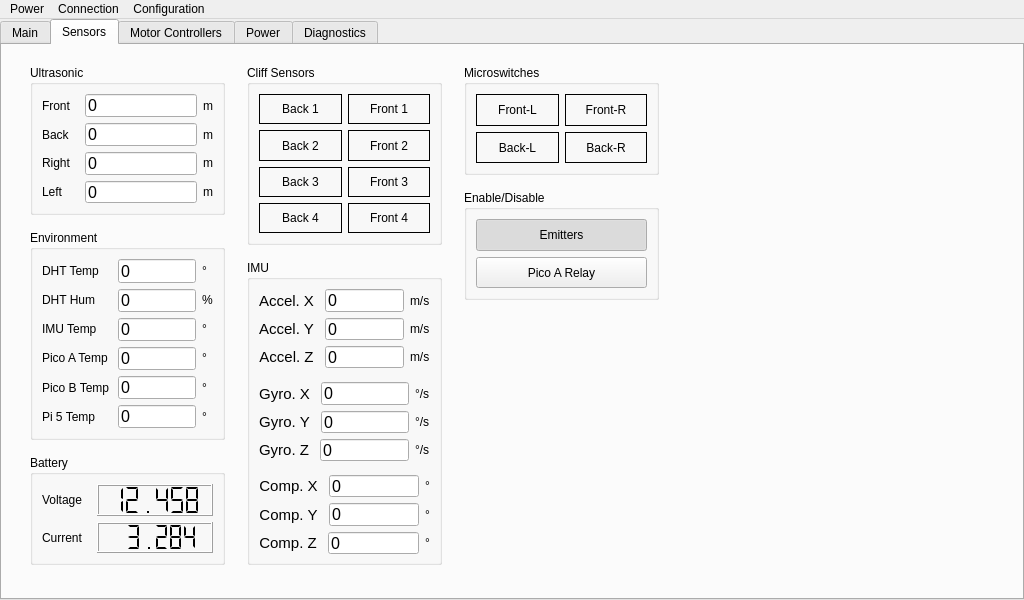
This is Source Code/ros_ws_remote/src/ros_remote_gui/ros_remote_gui/gui_files/main_window.ui in samyarsadat/ROS-Remote as Qt 5 draws it before an edit. The edited form follows.
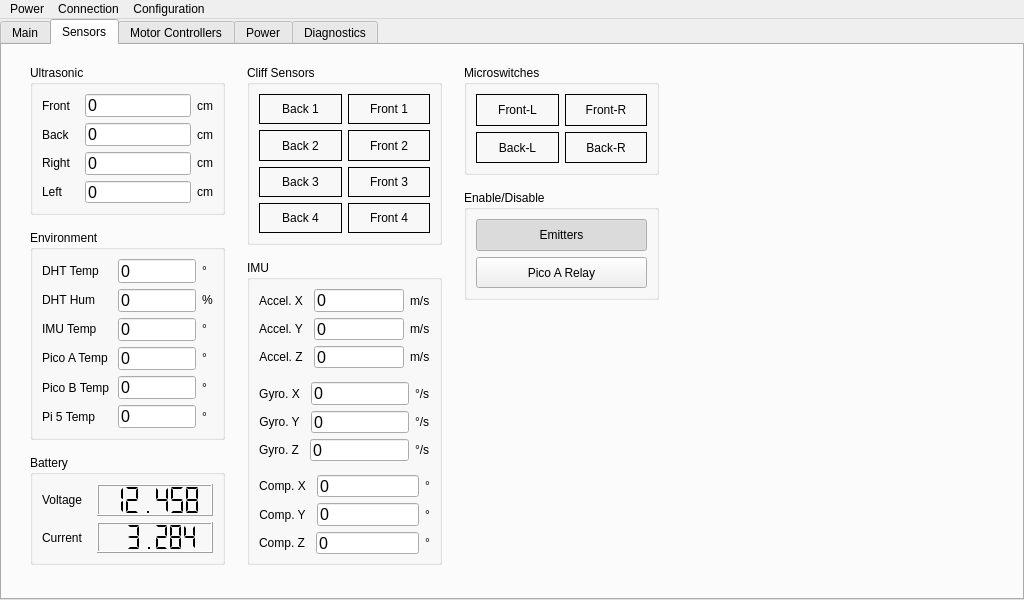
This is the edited form. The open tabs and pages were chosen to show the change.

What changed in the file:
```diff
--- a/Source Code/ros_ws_remote/src/ros_remote_gui/ros_remote_gui/gui_files/main_window.ui
+++ b/Source Code/ros_ws_remote/src/ros_remote_gui/ros_remote_gui/gui_files/main_window.ui
@@ -534,11 +534,6 @@
           <layout class="QHBoxLayout" name="imuSensAccelXBox">
            <item>
             <widget class="QLabel" name="imuSensAccelXLabel">
-             <property name="font">
-              <font>
-               <pointsize>11</pointsize>
-              </font>
-             </property>
              <property name="text">
               <string>Accel. X</string>
              </property>
@@ -606,11 +601,6 @@
           <layout class="QHBoxLayout" name="imuSensAccelYBox">
            <item>
             <widget class="QLabel" name="imuSensAccelYLabel">
-             <property name="font">
-              <font>
-               <pointsize>11</pointsize>
-              </font>
-             </property>
              <property name="text">
               <string>Accel. Y</string>
              </property>
@@ -678,11 +668,6 @@
           <layout class="QHBoxLayout" name="imuSensAccelZBox">
            <item>
             <widget class="QLabel" name="imuSensAccelZLabel">
-             <property name="font">
-              <font>
-               <pointsize>11</pointsize>
-              </font>
-             </property>
              <property name="text">
               <string>Accel. Z</string>
              </property>
@@ -766,11 +751,6 @@
           <layout class="QHBoxLayout" name="imuSensGyroXBox">
            <item>
             <widget class="QLabel" name="imuSensGyroXLabel">
-             <property name="font">
-              <font>
-               <pointsize>11</pointsize>
-              </font>
-             </property>
              <property name="text">
               <string>Gyro. X</string>
              </property>
@@ -838,11 +818,6 @@
           <layout class="QHBoxLayout" name="imuSensGyroYBox">
            <item>
             <widget class="QLabel" name="imuSensGyroYLabel">
-             <property name="font">
-              <font>
-               <pointsize>11</pointsize>
-              </font>
-             </property>
              <property name="text">
               <string>Gyro. Y</string>
              </property>
@@ -910,11 +885,6 @@
           <layout class="QHBoxLayout" name="imuSensGyroZBox">
            <item>
             <widget class="QLabel" name="imuSensGyroZLabel">
-             <property name="font">
-              <font>
-               <pointsize>11</pointsize>
-              </font>
-             </property>
              <property name="text">
               <string>Gyro. Z</string>
              </property>
@@ -998,11 +968,6 @@
           <layout class="QHBoxLayout" name="imuSensCompXBox">
            <item>
             <widget class="QLabel" name="imuSensCompXLabel">
-             <property name="font">
-              <font>
-               <pointsize>11</pointsize>
-              </font>
-             </property>
              <property name="text">
               <string>Comp. X</string>
              </property>
@@ -1070,11 +1035,6 @@
           <layout class="QHBoxLayout" name="imuSensCompYBox">
            <item>
             <widget class="QLabel" name="imuSensCompYLabel">
-             <property name="font">
-              <font>
-               <pointsize>11</pointsize>
-              </font>
-             </property>
              <property name="text">
               <string>Comp. Y</string>
              </property>
@@ -1142,11 +1102,6 @@
           <layout class="QHBoxLayout" name="imuSensCompZBox">
            <item>
             <widget class="QLabel" name="imuSensCompZLabel">
-             <property name="font">
-              <font>
-               <pointsize>11</pointsize>
-              </font>
-             </property>
              <property name="text">
               <string>Comp. Z</string>
              </property>
@@ -1975,28 +1930,28 @@
            <item>
             <widget class="QLabel" name="ultrasonicSensUnitF">
              <property name="text">
-              <string>m</string>
+              <string>cm</string>
              </property>
             </widget>
            </item>
            <item>
             <widget class="QLabel" name="ultrasonicSensUnitB">
              <property name="text">
-              <string>m</string>
+              <string>cm</string>
              </property>
             </widget>
            </item>
            <item>
             <widget class="QLabel" name="ultrasonicSensUnitR">
              <property name="text">
-              <string>m</string>
+              <string>cm</string>
              </property>
             </widget>
            </item>
            <item>
             <widget class="QLabel" name="ultrasonicSensUnitL">
              <property name="text">
-              <string>m</string>
+              <string>cm</string>
              </property>
             </widget>
            </item>
```
Left out of the diff: 88 changed lines with no effect on the pictures.
